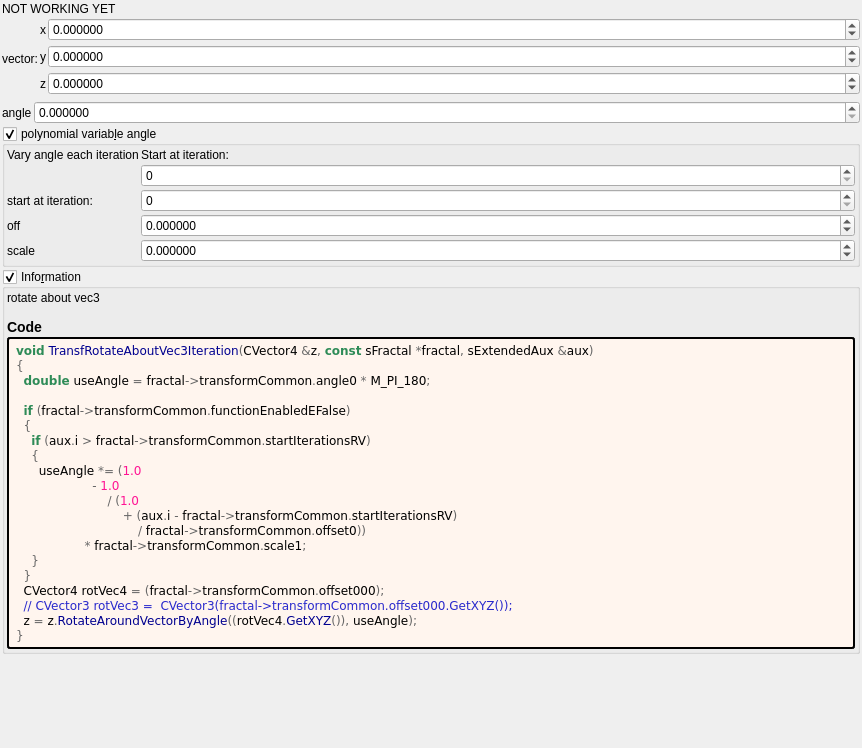
Before: the Qt Designer form mandelbulber2/formula/ui/transf_rotate_about_vec3.ui in buddhi1980/mandelbulber2, drawn with Qt 5.
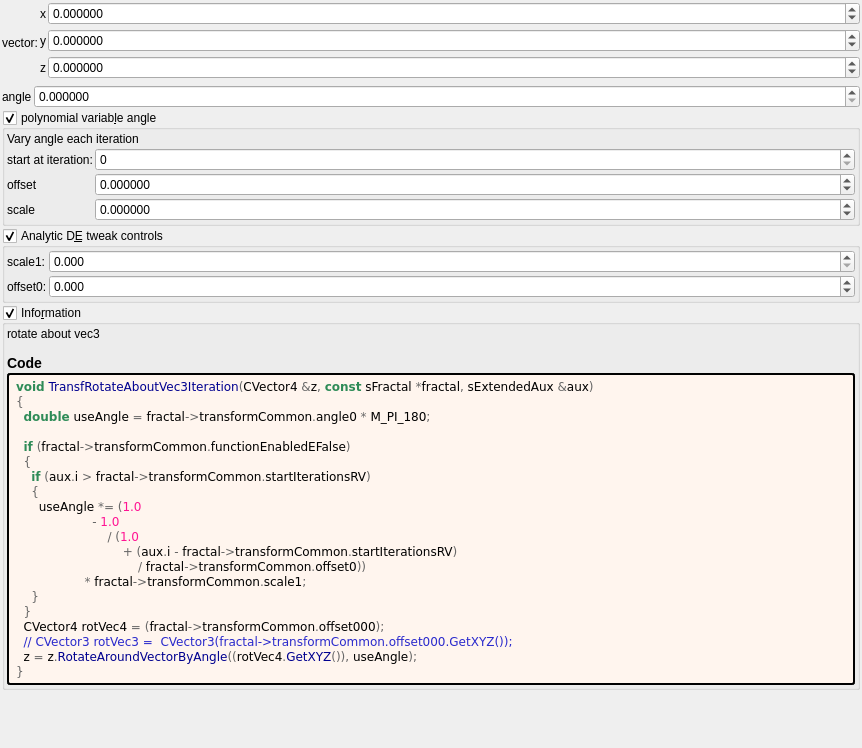
After: the same form once the commit is applied. Custom widgets are drawn as their Qt base class.

Commit message: transf_rotate_about_vec3.fract

```diff
--- a/mandelbulber2/formula/ui/transf_rotate_about_vec3.ui
+++ b/mandelbulber2/formula/ui/transf_rotate_about_vec3.ui
@@ -29,13 +29,6 @@
    <property name="bottomMargin">
     <number>2</number>
    </property>
-   <item>
-    <widget class="QLabel" name="label_34">
-     <property name="text">
-      <string notr="true">NOT WORKING YET</string>
-     </property>
-    </widget>
-   </item>
    <item>
     <layout class="QGridLayout" name="gridLayout_17" columnstretch="0,0,1">
      <property name="horizontalSpacing">
@@ -229,26 +222,6 @@
         <property name="spacing">
          <number>2</number>
         </property>
-        <item row="2" column="0">
-         <widget class="QLabel" name="label_33">
-          <property name="text">
-           <string notr="true">start at iteration:</string>
-          </property>
-         </widget>
-        </item>
-        <item row="2" column="1">
-         <widget class="MySpinBox" name="spinboxInt_transf_start_iterations_B">
-          <property name="sizePolicy">
-           <sizepolicy hsizetype="Minimum" vsizetype="Maximum">
-            <horstretch>0</horstretch>
-            <verstretch>0</verstretch>
-           </sizepolicy>
-          </property>
-          <property name="maximum">
-           <number>999</number>
-          </property>
-         </widget>
-        </item>
         <item row="1" column="1">
          <widget class="MySpinBox" name="spinboxInt_transf_start_iterations_RV">
           <property name="sizePolicy">
@@ -262,35 +235,21 @@
           </property>
          </widget>
         </item>
-        <item row="0" column="1">
-         <widget class="QLabel" name="label_67">
-          <property name="text">
-           <string>Start at iteration:</string>
-          </property>
-         </widget>
-        </item>
-        <item row="0" column="0">
-         <widget class="QLabel" name="label_69">
-          <property name="text">
-           <string>Vary angle each iteration</string>
-          </property>
-         </widget>
-        </item>
-        <item row="3" column="0">
+        <item row="2" column="0">
          <widget class="QLabel" name="label_15">
           <property name="text">
-           <string notr="true">off</string>
+           <string notr="true">offset </string>
           </property>
          </widget>
         </item>
-        <item row="4" column="0">
+        <item row="3" column="0">
          <widget class="QLabel" name="label_16">
           <property name="text">
            <string notr="true">scale</string>
           </property>
          </widget>
         </item>
-        <item row="3" column="1">
+        <item row="2" column="1">
          <widget class="MyDoubleSpinBox" name="spinbox_transf_offset_0">
           <property name="sizePolicy">
            <sizepolicy hsizetype="Minimum" vsizetype="Maximum">
@@ -318,7 +277,7 @@
           </property>
          </widget>
         </item>
-        <item row="4" column="1">
+        <item row="3" column="1">
          <widget class="MyDoubleSpinBox" name="spinbox_transf_scale_1">
           <property name="sizePolicy">
            <sizepolicy hsizetype="Minimum" vsizetype="Maximum">
@@ -343,6 +302,124 @@
           </property>
           <property name="singleStep">
            <double>1.000000000000000</double>
+          </property>
+         </widget>
+        </item>
+        <item row="1" column="0">
+         <widget class="QLabel" name="label_33">
+          <property name="text">
+           <string notr="true">start at iteration:</string>
+          </property>
+         </widget>
+        </item>
+        <item row="0" column="0" colspan="2">
+         <widget class="QLabel" name="label_69">
+          <property name="text">
+           <string>Vary angle each iteration</string>
+          </property>
+         </widget>
+        </item>
+       </layout>
+      </item>
+     </layout>
+    </widget>
+   </item>
+   <item>
+    <widget class="MyGroupBox" name="groupCheck_analyticDE_enabled_false">
+     <property name="title">
+      <string>Analytic D&amp;E tweak controls</string>
+     </property>
+     <property name="checkable">
+      <bool>true</bool>
+     </property>
+     <layout class="QVBoxLayout" name="verticalLayout_14" stretch="0">
+      <property name="spacing">
+       <number>2</number>
+      </property>
+      <property name="leftMargin">
+       <number>2</number>
+      </property>
+      <property name="topMargin">
+       <number>2</number>
+      </property>
+      <property name="rightMargin">
+       <number>2</number>
+      </property>
+      <property name="bottomMargin">
+       <number>2</number>
+      </property>
+      <item>
+       <layout class="QGridLayout" name="gridLayout_27" columnstretch="0,0,1">
+        <property name="spacing">
+         <number>2</number>
+        </property>
+        <item row="1" column="2">
+         <widget class="MyDoubleSpinBox" name="spinbox_analyticDE_offset_0">
+          <property name="sizePolicy">
+           <sizepolicy hsizetype="Minimum" vsizetype="Maximum">
+            <horstretch>0</horstretch>
+            <verstretch>0</verstretch>
+           </sizepolicy>
+          </property>
+          <property name="prefix">
+           <string/>
+          </property>
+          <property name="suffix">
+           <string/>
+          </property>
+          <property name="decimals">
+           <number>3</number>
+          </property>
+          <property name="minimum">
+           <double>-99.989999999999995</double>
+          </property>
+          <property name="maximum">
+           <double>99.989999999999995</double>
+          </property>
+          <property name="singleStep">
+           <double>0.100000000000000</double>
+          </property>
+         </widget>
+        </item>
+        <item row="0" column="2">
+         <widget class="MyDoubleSpinBox" name="spinbox_analyticDE_scale_1">
+          <property name="sizePolicy">
+           <sizepolicy hsizetype="Minimum" vsizetype="Maximum">
+            <horstretch>0</horstretch>
+            <verstretch>0</verstretch>
+           </sizepolicy>
+          </property>
+          <property name="prefix">
+           <string/>
+          </property>
+          <property name="suffix">
+           <string/>
+          </property>
+          <property name="decimals">
+           <number>3</number>
+          </property>
+          <property name="minimum">
+           <double>0.000000000000000</double>
+          </property>
+          <property name="maximum">
+           <double>99.989999999999995</double>
+          </property>
+          <property name="singleStep">
+           <double>0.100000000000000</double>
+          </property>
+         </widget>
+        </item>
+        <item row="0" column="0" colspan="2">
+         <widget class="QLabel" name="label_182">
+          <property name="text">
+           <string>scale1:</string>
+          </property>
+         </widget>
+        </item>
+        <item row="1" column="0" colspan="2">
+         <widget class="QLabel" name="label_177">
+          <property name="text">
+           <string>offset0:</string>
           </property>
          </widget>
         </item>
```
The commit also changes 5 other files.
